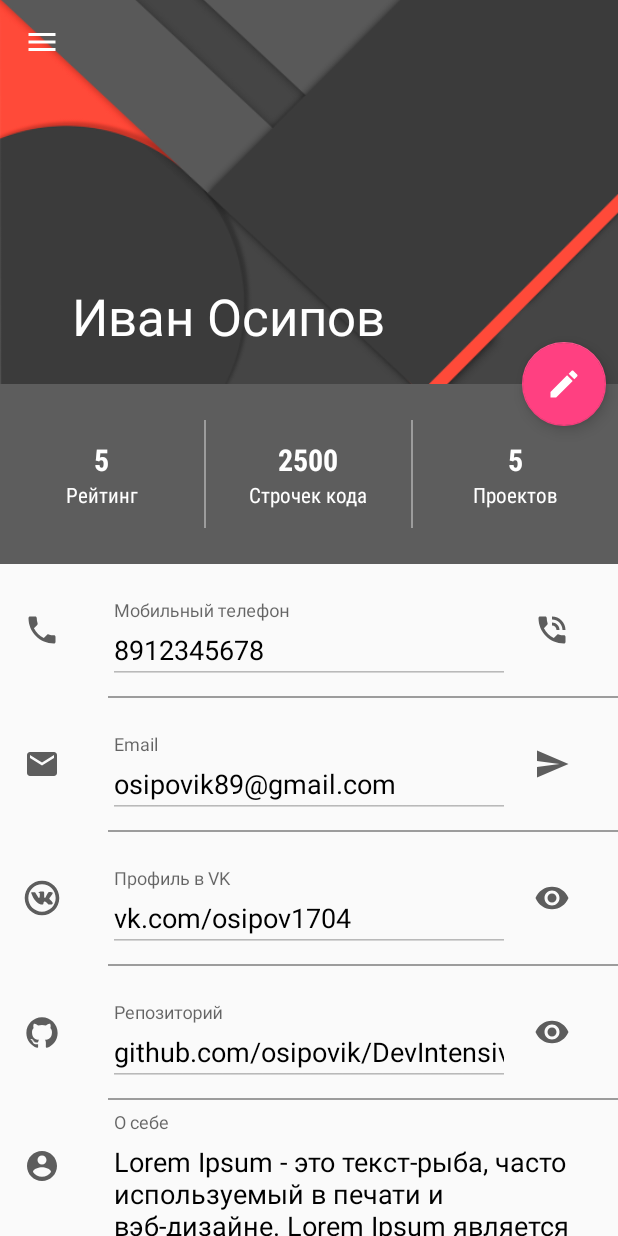
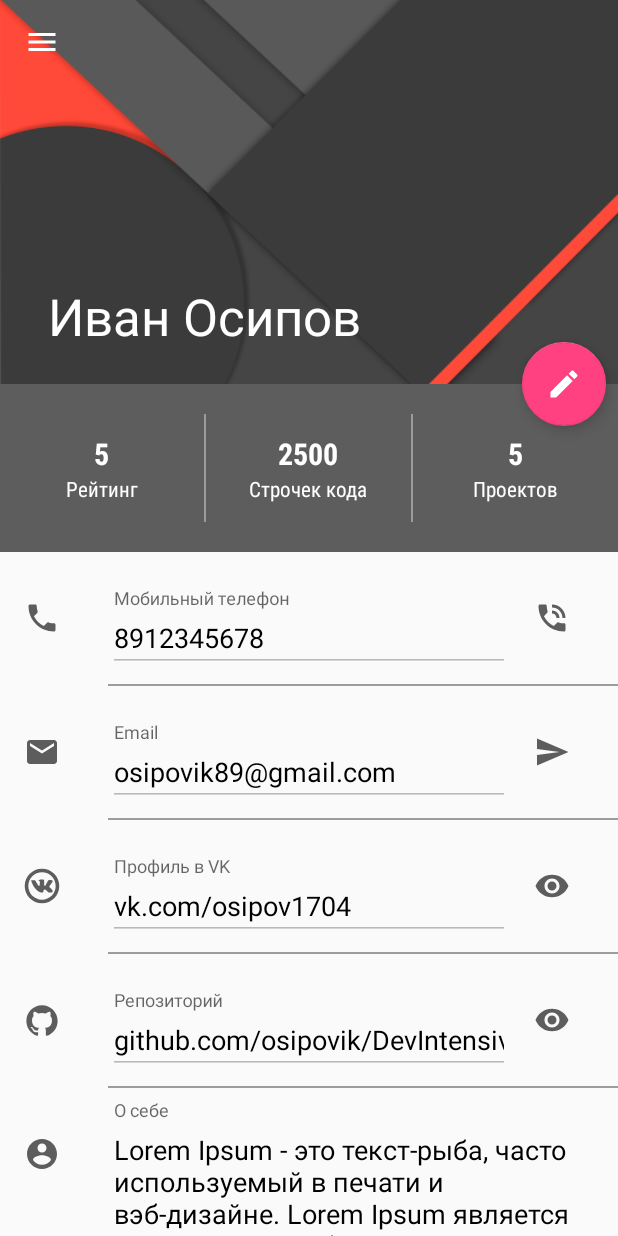
Before and after one commit to osipovik/DevIntensive, an Android app: the MainActivity screen opened directly, with no data from a screen before it, on a phone screen of 412 x 824 dp. Run offline under Robolectric (Android 15) with nearby library versions, the phone set to English and light mode, and no system bars; our stand-ins replace ButterKnife, CircleImageView, Picasso; pictures from the network do not load; 1 statement that could not run was skipped.

Commit message:
вынес данные о пользователе из прокручивающейся области, и добавил изменение её высоты при сворачивании collpsingToolbar

```diff
--- /dev/null
+++ b/app/src/main/java/com/softdesign/devintensive/ui/behaviors/CustomNestedScrollBehavior.java
@@ -0,0 +1,55 @@
+package com.softdesign.devintensive.ui.behaviors;
+
+import android.content.Context;
+import android.support.design.widget.AppBarLayout;
+import android.support.design.widget.CoordinatorLayout;
+import android.util.AttributeSet;
+import android.util.Log;
+import android.view.View;
+
+import com.softdesign.devintensive.R;
+import com.softdesign.devintensive.utils.UiHelper;
+
+/**
+ * Created by OsIpoFF on 04.11.16.
+ */
+
+public class CustomNestedScrollBehavior extends AppBarLayout.ScrollingViewBehavior {
+
+    private final String TAG = getClass().getSimpleName();
+
+    private final int mMaxAppBarHeight;
+    private final int mMinAppBarHeight;
+    private final int mMaxUserInfoHeight;
+
+    public CustomNestedScrollBehavior(Context context, AttributeSet attrs) {
+        super(context, attrs);
+
+        mMinAppBarHeight = UiHelper.getStatusBarHeight() + UiHelper.getActionBarHeight();
+        mMaxAppBarHeight = context.getResources().getDimensionPixelSize(R.dimen.profile_image_height);
+        mMaxUserInfoHeight = context.getResources().getDimensionPixelSize(R.dimen.user_info_height);
+    }
+
+    @Override
+    public boolean onDependentViewChanged(CoordinatorLayout parent, View child, View dependency) {
+        float currentFriction = UiHelper.currentFriction(
+                mMinAppBarHeight, mMaxAppBarHeight, dependency.getBottom());
+        int transY = UiHelper.lerp(mMaxUserInfoHeight/2, mMaxUserInfoHeight, currentFriction);
+
+//        Log.d(TAG, "mMaxUserInfoHeight/2 = " + mMaxUserInfoHeight/2);
+//        Log.d(TAG, "mMaxUserInfoHeight = " + mMaxUserInfoHeight);
+//        Log.d(TAG, "currentFriction = " + currentFriction);
+//        Log.d(TAG, "transY = " + transY);
+
+        CoordinatorLayout.LayoutParams lp = (CoordinatorLayout.LayoutParams) child.getLayoutParams();
+        lp.topMargin = transY;
+        child.setLayoutParams(lp);
+
+        return super.onDependentViewChanged(parent, child, dependency);
+    }
+
+    @Override
+    public boolean layoutDependsOn(CoordinatorLayout parent, View child, View dependency) {
+        return dependency instanceof AppBarLayout;
+    }
+}
--- /dev/null
+++ b/app/src/main/java/com/softdesign/devintensive/ui/behaviors/UserInfoBehavior.java
@@ -0,0 +1,58 @@
+package com.softdesign.devintensive.ui.behaviors;
+
+import android.content.Context;
+import android.content.res.TypedArray;
+import android.support.design.widget.AppBarLayout;
+import android.support.design.widget.CoordinatorLayout;
+import android.util.AttributeSet;
+import android.util.Log;
+import android.view.View;
+import android.widget.LinearLayout;
+
+import com.softdesign.devintensive.R;
+import com.softdesign.devintensive.utils.UiHelper;
+
+/**
+ * Created by OsIpoFF on 04.11.16.
+ */
+
+public class UserInfoBehavior<V extends LinearLayout> extends AppBarLayout.ScrollingViewBehavior {
+
+    private final String TAG = getClass().getSimpleName();
+
+    private final int mMaxAppBarHeight;
+    private final int mMinAppBarHeight;
+    private final int mMaxUserInfoHeight;
+    private final int mMinUserInfoHeight;
+
+    public UserInfoBehavior(Context context, AttributeSet attrs) {
+        super(context, attrs);
+
+        TypedArray a = context.obtainStyledAttributes(attrs, R.styleable.UserInfoBehavior);
+        mMinUserInfoHeight = a.getDimensionPixelSize(
+                R.styleable.UserInfoBehavior_behavior_min_height, 56);
+        a.recycle();
+
+        mMinAppBarHeight = UiHelper.getStatusBarHeight() + UiHelper.getActionBarHeight();
+        mMaxAppBarHeight = context.getResources().getDimensionPixelSize(R.dimen.profile_image_height);
+        mMaxUserInfoHeight = context.getResources().getDimensionPixelSize(R.dimen.user_info_height);
+    }
+
+    @Override
+    public boolean onDependentViewChanged(CoordinatorLayout parent, View child, View dependency) {
+        float currentFriction = UiHelper.currentFriction(
+                mMinAppBarHeight, mMaxAppBarHeight, dependency.getBottom());
+        int currentHeight = UiHelper.lerp(mMinUserInfoHeight, mMaxUserInfoHeight, currentFriction);
+
+        CoordinatorLayout.LayoutParams lp = (CoordinatorLayout.LayoutParams) child.getLayoutParams();
+        lp.height = currentHeight;
+        child.setLayoutParams(lp);
+
+        return super.onDependentViewChanged(parent, child, dependency);
+    }
+
+    @Override
+    public boolean layoutDependsOn(CoordinatorLayout parent, View child, View dependency) {
+        return dependency instanceof AppBarLayout;
+    }
+}
--- a/app/src/main/java/com/softdesign/devintensive/utils/DevintensiveApplication.java
+++ b/app/src/main/java/com/softdesign/devintensive/utils/DevintensiveApplication.java
@@ -1,6 +1,7 @@
 package com.softdesign.devintensive.utils;
 
 import android.app.Application;
+import android.content.Context;
 import android.content.SharedPreferences;
 import android.preference.PreferenceManager;
 
@@ -9,15 +10,25 @@ import android.preference.PreferenceManager;
  */
 public class DevintensiveApplication extends Application {
     public static SharedPreferences sSharedPreferences;
+    private static Context sContext;
 
     @Override
     public void onCreate() {
         super.onCreate();
 
         sSharedPreferences = PreferenceManager.getDefaultSharedPreferences(this);
+        sContext = getApplicationContext();
     }
 
     public static SharedPreferences getSharedPreferences() {
         return sSharedPreferences;
     }
+
+    /**
+     * Return application context
+     * @return Context
+     */
+    public static Context getContext() {
+        return sContext;
+    }
 }
--- /dev/null
+++ b/app/src/main/java/com/softdesign/devintensive/utils/UiHelper.java
@@ -0,0 +1,45 @@
+package com.softdesign.devintensive.utils;
+
+import android.content.Context;
+import android.util.TypedValue;
+
+/**
+ * Created by OsIpoFF on 04.11.16.
+ */
+
+public class UiHelper {
+    private static Context mContext = DevintensiveApplication.getContext();
+
+    public static int getStatusBarHeight() {
+        int result = 0;
+        int resourceId = mContext.getResources().
+                getIdentifier("status_bar_height", "dimen", "android");
+
+        if (resourceId > 0) {
+            result = mContext.getResources().getDimensionPixelSize(resourceId);
+        }
+
+        return result;
+    }
+
+
+    public static int getActionBarHeight() {
+        int result = 0;
+        TypedValue tv = new TypedValue();
+
+        if (mContext.getTheme().resolveAttribute(android.R.attr.actionBarSize, tv, true)) {
+            result = TypedValue.complexToDimensionPixelSize(
+                    tv.data, mContext.getResources().getDisplayMetrics());
+        }
+
+        return result;
+    }
+
+    public static int lerp(int start, int end, float friction) {
+        return (int) (start + (end - start) * friction);
+    }
+
+    public static float currentFriction(int start, int end, int currentValue) {
+        return (float) (currentValue - start) / (end - start);
+    }
+}
--- a/app/src/main/res/layout/activity_main.xml
+++ b/app/src/main/res/layout/activity_main.xml
@@ -29,8 +29,6 @@
                 android:layout_width="match_parent"
                 android:layout_height="match_parent"
                 app:layout_scrollFlags="scroll|exitUntilCollapsed|snap"
-                app:expandedTitleMarginStart="48dp"
-                app:expandedTitleMarginEnd="64dp"
                 app:contentScrim="?attr/colorPrimary">
 
                 <FrameLayout
@@ -89,6 +87,63 @@
 
         </android.support.design.widget.AppBarLayout>
 
+        <LinearLayout
+            android:layout_width="match_parent"
+            android:layout_height="@dimen/user_info_height"
+            android:background="@color/grey"
+            android:orientation="horizontal"
+            android:gravity="center"
+            android:fitsSystemWindows="true"
+            app:layout_behavior=".ui.behaviors.UserInfoBehavior"
+            app:behavior_min_height="56dp">
+
+            <LinearLayout
+                style="@style/container">
+
+                <TextView
+                    style="@style/text.title"
+                    android:text="5"/>
+
+                <TextView
+                    style="@style/text"
+                    android:text="Рейтинг"/>
+            </LinearLayout>
+
+            <View
+                android:layout_width="@dimen/line_size"
+                android:layout_height="@dimen/height_line"
+                android:background="@color/grey_light"/>
+
+            <LinearLayout
+                style="@style/container">
+
+                <TextView
+                    style="@style/text.title"
+                    android:text="2500"/>
+
+                <TextView
+                    style="@style/text"
+                    android:text="Строчек кода"/>
+            </LinearLayout>
+
+            <View
+                android:layout_width="@dimen/line_size"
+                android:layout_height="@dimen/height_line"
+                android:background="@color/grey_light"/>
+
+            <LinearLayout
+                style="@style/container">
+
+                <TextView
+                    style="@style/text.title"
+                    android:text="5"/>
+
+                <TextView
+                    style="@style/text"
+                    android:text="Проектов"/>
+            </LinearLayout>
+        </LinearLayout>
+
         <include layout="@layout/scrolling_content" />
 
         <android.support.design.widget.FloatingActionButton
--- a/app/src/main/res/layout/scrolling_content.xml
+++ b/app/src/main/res/layout/scrolling_content.xml
@@ -5,7 +5,7 @@
     android:layout_width="match_parent"
     xmlns:tools="http://schemas.android.com/tools"
     xmlns:app="http://schemas.android.com/apk/res-auto"
-    app:layout_behavior="@string/appbar_scrolling_view_behavior"
+    app:layout_behavior=".ui.behaviors.CustomNestedScrollBehavior"
     tools:context=".ui.activities.MainActivity"
     tools:showIn="@layout/scrolling_content">
 
@@ -13,61 +13,6 @@
         android:orientation="vertical"
         android:layout_width="match_parent"
         android:layout_height="match_parent">
-
-        <LinearLayout
-            android:layout_width="match_parent"
-            android:layout_height="wrap_content"
-            android:background="@color/grey"
-            android:orientation="horizontal"
-            android:paddingBottom="@dimen/spacing_medial_24"
-            android:paddingTop="@dimen/spacing_medial_24">
-
-            <LinearLayout
-                style="@style/container">
-
-                <TextView
-                    style="@style/text.title"
-                    android:text="5"/>
-
-                <TextView
-                    style="@style/text"
-                    android:text="Рейтинг"/>
-            </LinearLayout>
-
-            <View
-                android:layout_width="@dimen/line_size"
-                android:layout_height="@dimen/height_line"
-                android:background="@color/grey_light"/>
-
-            <LinearLayout
-                style="@style/container">
-
-                <TextView
-                    style="@style/text.title"
-                    android:text="2500"/>
-
-                <TextView
-                    style="@style/text"
-                    android:text="Строчек кода"/>
-            </LinearLayout>
-
-            <View
-                android:layout_width="@dimen/line_size"
-                android:layout_height="@dimen/height_line"
-                android:background="@color/grey_light"/>
-
-            <LinearLayout
-                style="@style/container">
-
-                <TextView
-                    style="@style/text.title"
-                    android:text="5"/>
-
-                <TextView
-                    style="@style/text"
-                    android:text="Проектов"/>
-            </LinearLayout>
-        </LinearLayout>
 
         <LinearLayout
             android:layout_width="match_parent"
--- a/app/src/main/res/values/attrs.xml
+++ b/app/src/main/res/values/attrs.xml
@@ -6,4 +6,8 @@
         <attr name="civ_border_overlay" format="boolean" />
         <attr name="civ_fill_color" format="color" />
     </declare-styleable>
+
+    <declare-styleable name="UserInfoBehavior">
+        <attr name="behavior_min_height" format="dimension" />
+    </declare-styleable>
 </resources>
--- a/app/src/main/res/values/dimens.xml
+++ b/app/src/main/res/values/dimens.xml
@@ -31,4 +31,5 @@
     <dimen name="fab_right_space">16dp</dimen>
     <dimen name="profile_image_height">256dp</dimen>
     <dimen name="placeholder_photo_size_90">90dp</dimen>
+    <dimen name="user_info_height">112dp</dimen>
 </resources>
```
